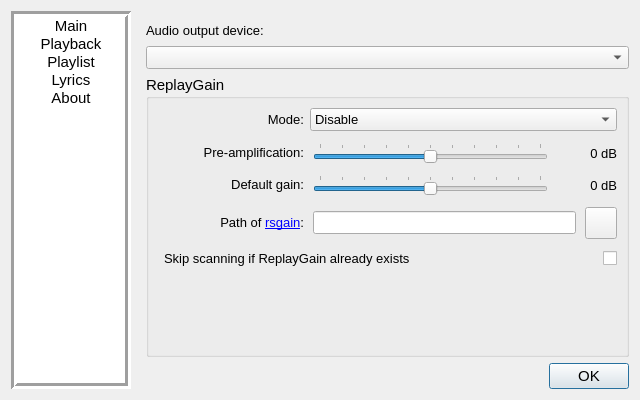
ZXfkSIE/ThousandPlayer, file source/ui/configwindow/tp_configwindow.ui: the form before one commit.
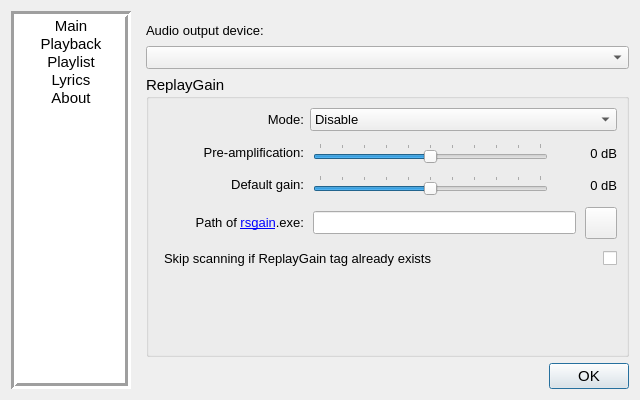
The form after the commit.

The edit to the form file:
```diff
--- a/source/ui/configwindow/tp_configwindow.ui
+++ b/source/ui/configwindow/tp_configwindow.ui
@@ -863,7 +863,7 @@
                    </font>
                   </property>
                   <property name="text">
-                   <string>&lt;html&gt;&lt;head/&gt;&lt;body&gt;&lt;p&gt;Path of &lt;a href=&quot;https://github.com/complexlogic/rsgain&quot;&gt;&lt;span style=&quot; text-decoration: underline; color:#0000ff;&quot;&gt;rsgain&lt;/span&gt;&lt;/a&gt;:&lt;/p&gt;&lt;/body&gt;&lt;/html&gt;</string>
+                   <string>&lt;html&gt;&lt;head/&gt;&lt;body&gt;&lt;p&gt;Path of &lt;a href=&quot;https://github.com/complexlogic/rsgain&quot;&gt;&lt;span style=&quot; text-decoration: underline; color:#0000ff;&quot;&gt;rsgain&lt;/span&gt;&lt;/a&gt;.exe:&lt;/p&gt;&lt;/body&gt;&lt;/html&gt;</string>
                   </property>
                   <property name="alignment">
                    <set>Qt::AlignRight|Qt::AlignTrailing|Qt::AlignVCenter</set>
@@ -915,7 +915,7 @@
                    </font>
                   </property>
                   <property name="text">
-                   <string>Skip scanning if ReplayGain already exists</string>
+                   <string>Skip scanning if ReplayGain tag already exists</string>
                   </property>
                  </widget>
                 </item>
```
